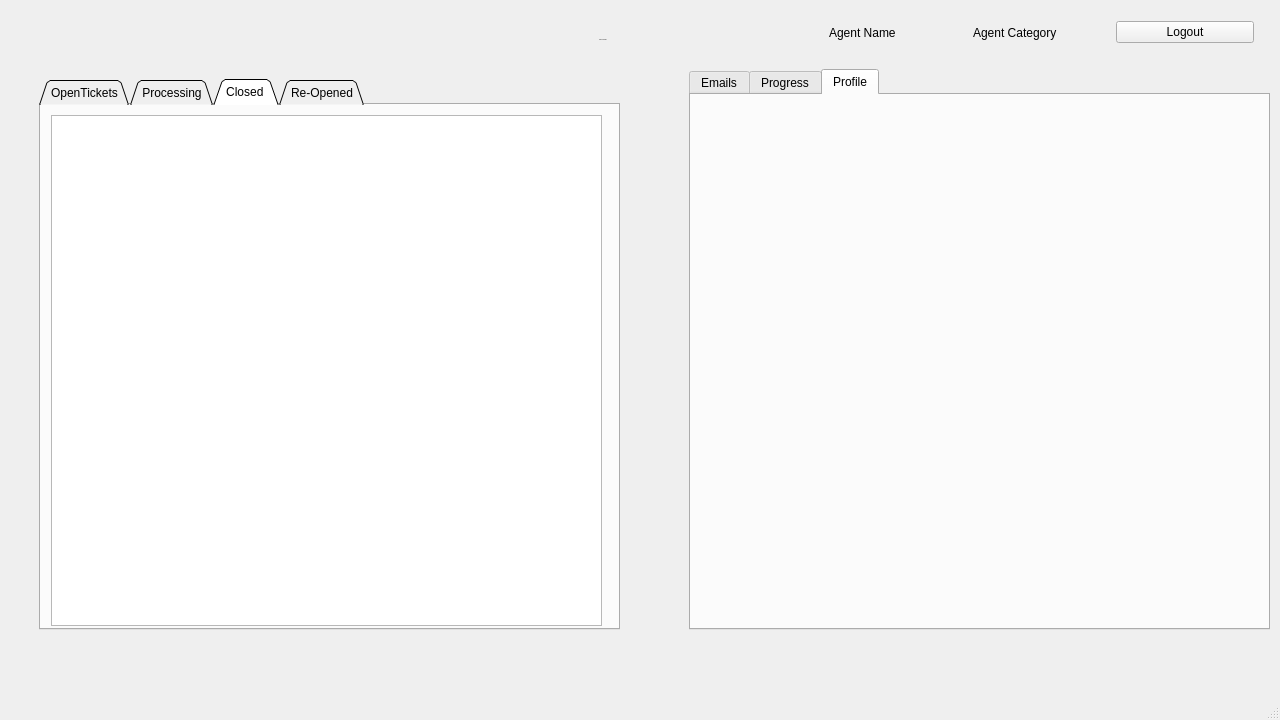
First picture: the form in mainwindow.ui, repository WiremuBT/CS106GroupProject, before the edit.
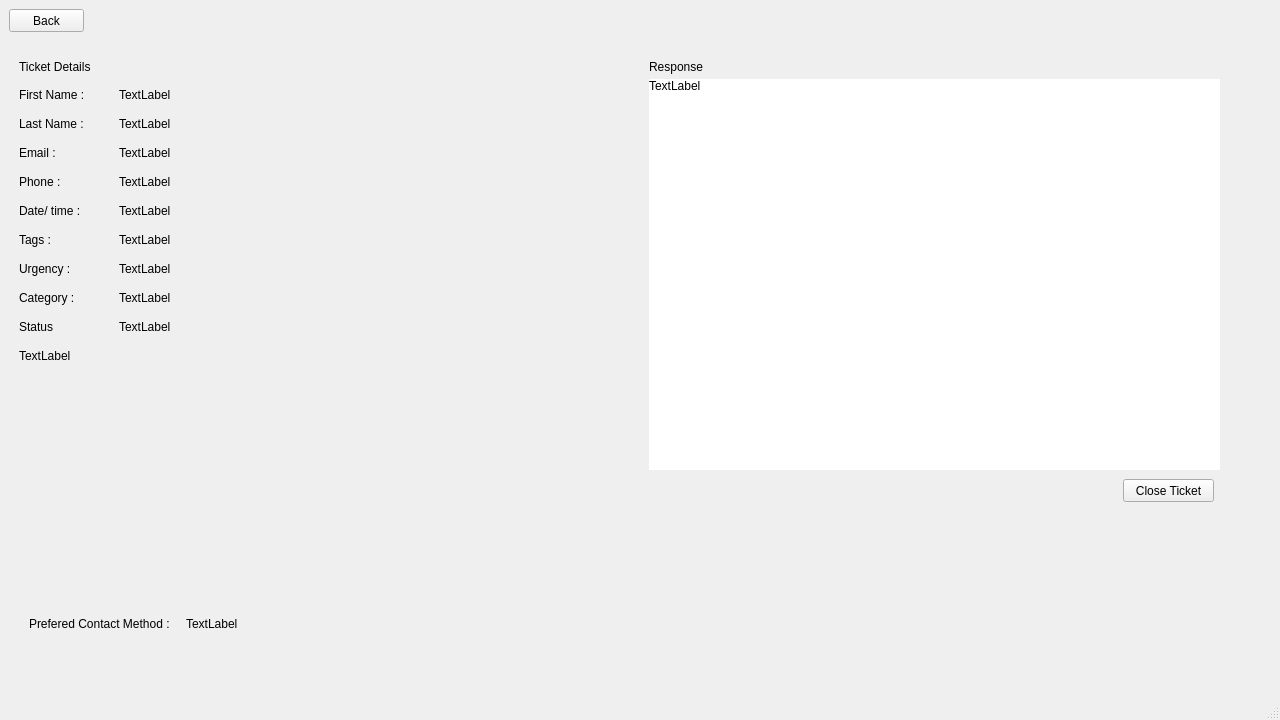
Second picture: the form after the edit. The open tabs and pages were chosen to show the change.

Diff of the .ui file:
```diff
--- a/mainwindow.ui
+++ b/mainwindow.ui
@@ -2066,6 +2066,418 @@
         </property>
        </widget>
       </widget>
+      <widget class="QWidget" name="TICKET_PROCESS_3">
+       <widget class="QWidget" name="layoutWidget_6">
+        <property name="geometry">
+         <rect>
+          <x>10</x>
+          <y>600</y>
+          <width>231</width>
+          <height>31</height>
+         </rect>
+        </property>
+        <layout class="QHBoxLayout" name="horizontalLayout_10">
+         <item>
+          <widget class="QLabel" name="label_59">
+           <property name="sizePolicy">
+            <sizepolicy hsizetype="Fixed" vsizetype="Fixed">
+             <horstretch>0</horstretch>
+             <verstretch>0</verstretch>
+            </sizepolicy>
+           </property>
+           <property name="text">
+            <string>Prefered Contact Method :</string>
+           </property>
+          </widget>
+         </item>
+         <item>
+          <widget class="QLabel" name="TicketResponse_6">
+           <property name="sizePolicy">
+            <sizepolicy hsizetype="Fixed" vsizetype="Fixed">
+             <horstretch>0</horstretch>
+             <verstretch>0</verstretch>
+            </sizepolicy>
+           </property>
+           <property name="text">
+            <string>TextLabel</string>
+           </property>
+          </widget>
+         </item>
+        </layout>
+       </widget>
+       <widget class="QLabel" name="TicketDis_3">
+        <property name="geometry">
+         <rect>
+          <x>10</x>
+          <y>340</y>
+          <width>611</width>
+          <height>261</height>
+         </rect>
+        </property>
+        <property name="sizePolicy">
+         <sizepolicy hsizetype="Fixed" vsizetype="Fixed">
+          <horstretch>0</horstretch>
+          <verstretch>0</verstretch>
+         </sizepolicy>
+        </property>
+        <property name="layoutDirection">
+         <enum>Qt::LeftToRight</enum>
+        </property>
+        <property name="text">
+         <string>TextLabel</string>
+        </property>
+        <property name="alignment">
+         <set>Qt::AlignLeading|Qt::AlignLeft|Qt::AlignTop</set>
+        </property>
+        <property name="wordWrap">
+         <bool>true</bool>
+        </property>
+       </widget>
+       <widget class="QWidget" name="layoutWidget_7">
+        <property name="geometry">
+         <rect>
+          <x>110</x>
+          <y>70</y>
+          <width>511</width>
+          <height>271</height>
+         </rect>
+        </property>
+        <layout class="QVBoxLayout" name="verticalLayout_19">
+         <item>
+          <widget class="QLabel" name="TicketfName_5">
+           <property name="sizePolicy">
+            <sizepolicy hsizetype="Fixed" vsizetype="Fixed">
+             <horstretch>0</horstretch>
+             <verstretch>0</verstretch>
+            </sizepolicy>
+           </property>
+           <property name="text">
+            <string>TextLabel</string>
+           </property>
+           <property name="alignment">
+            <set>Qt::AlignLeading|Qt::AlignLeft|Qt::AlignVCenter</set>
+           </property>
+          </widget>
+         </item>
+         <item>
+          <widget class="QLabel" name="TicketlName_5">
+           <property name="sizePolicy">
+            <sizepolicy hsizetype="Fixed" vsizetype="Fixed">
+             <horstretch>0</horstretch>
+             <verstretch>0</verstretch>
+            </sizepolicy>
+           </property>
+           <property name="text">
+            <string>TextLabel</string>
+           </property>
+          </widget>
+         </item>
+         <item>
+          <widget class="QLabel" name="TicketEmail_5">
+           <property name="sizePolicy">
+            <sizepolicy hsizetype="Fixed" vsizetype="Fixed">
+             <horstretch>0</horstretch>
+             <verstretch>0</verstretch>
+            </sizepolicy>
+           </property>
+           <property name="text">
+            <string>TextLabel</string>
+           </property>
+          </widget>
+         </item>
+         <item>
+          <widget class="QLabel" name="TicketPhone_5">
+           <property name="sizePolicy">
+            <sizepolicy hsizetype="Fixed" vsizetype="Fixed">
+             <horstretch>0</horstretch>
+             <verstretch>0</verstretch>
+            </sizepolicy>
+           </property>
+           <property name="text">
+            <string>TextLabel</string>
+           </property>
+          </widget>
+         </item>
+         <item>
+          <widget class="QLabel" name="TicketTime_5">
+           <property name="sizePolicy">
+            <sizepolicy hsizetype="Fixed" vsizetype="Fixed">
+             <horstretch>0</horstretch>
+             <verstretch>0</verstretch>
+            </sizepolicy>
+           </property>
+           <property name="text">
+            <string>TextLabel</string>
+           </property>
+          </widget>
+         </item>
+         <item>
+          <widget class="QLabel" name="TicketTags_5">
+           <property name="sizePolicy">
+            <sizepolicy hsizetype="Fixed" vsizetype="Fixed">
+             <horstretch>0</horstretch>
+             <verstretch>0</verstretch>
+            </sizepolicy>
+           </property>
+           <property name="text">
+            <string>TextLabel</string>
+           </property>
+          </widget>
+         </item>
+         <item>
+          <widget class="QLabel" name="TicketUrgency_5">
+           <property name="sizePolicy">
+            <sizepolicy hsizetype="Fixed" vsizetype="Fixed">
+             <horstretch>0</horstretch>
+             <verstretch>0</verstretch>
+            </sizepolicy>
+           </property>
+           <property name="text">
+            <string>TextLabel</string>
+           </property>
+          </widget>
+         </item>
+         <item>
+          <widget class="QLabel" name="TicketCategory_5">
+           <property name="sizePolicy">
+            <sizepolicy hsizetype="Fixed" vsizetype="Fixed">
+             <horstretch>0</horstretch>
+             <verstretch>0</verstretch>
+            </sizepolicy>
+           </property>
+           <property name="text">
+            <string>TextLabel</string>
+           </property>
+          </widget>
+         </item>
+         <item>
+          <widget class="QLabel" name="TicketSupport_5">
+           <property name="sizePolicy">
+            <sizepolicy hsizetype="Fixed" vsizetype="Fixed">
+             <horstretch>0</horstretch>
+             <verstretch>0</verstretch>
+            </sizepolicy>
+           </property>
+           <property name="text">
+            <string>TextLabel</string>
+           </property>
+          </widget>
+         </item>
+        </layout>
+       </widget>
+       <widget class="QPushButton" name="pushButton_28">
+        <property name="geometry">
+         <rect>
+          <x>0</x>
+          <y>0</y>
+          <width>75</width>
+          <height>23</height>
+         </rect>
+        </property>
+        <property name="text">
+         <string>Back</string>
+        </property>
+       </widget>
+       <widget class="QLabel" name="TicketResponse_7">
+        <property name="geometry">
+         <rect>
+          <x>640</x>
+          <y>70</y>
+          <width>571</width>
+          <height>391</height>
+         </rect>
+        </property>
+        <property name="sizePolicy">
+         <sizepolicy hsizetype="Fixed" vsizetype="Fixed">
+          <horstretch>0</horstretch>
+          <verstretch>0</verstretch>
+         </sizepolicy>
+        </property>
+        <property name="layoutDirection">
+         <enum>Qt::LeftToRight</enum>
+        </property>
+        <property name="styleSheet">
+         <string notr="true">background-color:rgb(255, 255, 255);</string>
+        </property>
+        <property name="text">
+         <string>TextLabel</string>
+        </property>
+        <property name="alignment">
+         <set>Qt::AlignLeading|Qt::AlignLeft|Qt::AlignTop</set>
+        </property>
+        <property name="wordWrap">
+         <bool>true</bool>
+        </property>
+       </widget>
+       <widget class="QLabel" name="label_69">
+        <property name="geometry">
+         <rect>
+          <x>10</x>
+          <y>50</y>
+          <width>111</width>
+          <height>16</height>
+         </rect>
+        </property>
+        <property name="text">
+         <string>Ticket Details</string>
+        </property>
+       </widget>
+       <widget class="QPushButton" name="pushButton_29">
+        <property name="geometry">
+         <rect>
+          <x>1114</x>
+          <y>470</y>
+          <width>91</width>
+          <height>23</height>
+         </rect>
+        </property>
+        <property name="text">
+         <string>Close Ticket</string>
+        </property>
+       </widget>
+       <widget class="QWidget" name="layoutWidget_8">
+        <property name="geometry">
+         <rect>
+          <x>10</x>
+          <y>70</y>
+          <width>144</width>
+          <height>271</height>
+         </rect>
+        </property>
+        <layout class="QVBoxLayout" name="verticalLayout_20">
+         <item>
+          <widget class="QLabel" name="label_70">
+           <property name="sizePolicy">
+            <sizepolicy hsizetype="Fixed" vsizetype="Fixed">
+             <horstretch>0</horstretch>
+             <verstretch>0</verstretch>
+            </sizepolicy>
+           </property>
+           <property name="text">
+            <string>First Name :</string>
+           </property>
+          </widget>
+         </item>
+         <item>
+          <widget class="QLabel" name="label_71">
+           <property name="sizePolicy">
+            <sizepolicy hsizetype="Fixed" vsizetype="Fixed">
+             <horstretch>0</horstretch>
+             <verstretch>0</verstretch>
+            </sizepolicy>
+           </property>
+           <property name="text">
+            <string>Last Name :</string>
+           </property>
+          </widget>
+         </item>
+         <item>
+          <widget class="QLabel" name="label_72">
+           <property name="sizePolicy">
+            <sizepolicy hsizetype="Fixed" vsizetype="Fixed">
+             <horstretch>0</horstretch>
+             <verstretch>0</verstretch>
+            </sizepolicy>
+           </property>
+           <property name="text">
+            <string>Email :</string>
+           </property>
+          </widget>
+         </item>
+         <item>
+          <widget class="QLabel" name="label_73">
+           <property name="sizePolicy">
+            <sizepolicy hsizetype="Fixed" vsizetype="Fixed">
+             <horstretch>0</horstretch>
+             <verstretch>0</verstretch>
+            </sizepolicy>
+           </property>
+           <property name="text">
+            <string>Phone :</string>
+           </property>
+          </widget>
+         </item>
+         <item>
+          <widget class="QLabel" name="label_74">
+           <property name="sizePolicy">
+            <sizepolicy hsizetype="Fixed" vsizetype="Fixed">
+             <horstretch>0</horstretch>
+             <verstretch>0</verstretch>
+            </sizepolicy>
+           </property>
+           <property name="text">
+            <string>Date/ time :</string>
+           </property>
+          </widget>
+         </item>
+         <item>
+          <widget class="QLabel" name="label_75">
+           <property name="sizePolicy">
+            <sizepolicy hsizetype="Fixed" vsizetype="Fixed">
+             <horstretch>0</horstretch>
+             <verstretch>0</verstretch>
+            </sizepolicy>
+           </property>
+           <property name="text">
+            <string>Tags :</string>
+           </property>
+          </widget>
+         </item>
+         <item>
+          <widget class="QLabel" name="label_76">
+           <property name="sizePolicy">
+            <sizepolicy hsizetype="Fixed" vsizetype="Fixed">
+             <horstretch>0</horstretch>
+             <verstretch>0</verstretch>
+            </sizepolicy>
+           </property>
+           <property name="text">
+            <string>Urgency :</string>
+           </property>
+          </widget>
+         </item>
+         <item>
+          <widget class="QLabel" name="label_77">
+           <property name="sizePolicy">
+            <sizepolicy hsizetype="Fixed" vsizetype="Fixed">
+             <horstretch>0</horstretch>
+             <verstretch>0</verstretch>
+            </sizepolicy>
+           </property>
+           <property name="text">
+            <string>Category :</string>
+           </property>
+          </widget>
+         </item>
+         <item>
+          <widget class="QLabel" name="label_78">
+           <property name="sizePolicy">
+            <sizepolicy hsizetype="Fixed" vsizetype="Fixed">
+             <horstretch>0</horstretch>
+             <verstretch>0</verstretch>
+            </sizepolicy>
+           </property>
+           <property name="text">
+            <string>Status</string>
+           </property>
+          </widget>
+         </item>
+        </layout>
+       </widget>
+       <widget class="QLabel" name="label_79">
+        <property name="geometry">
+         <rect>
+          <x>640</x>
+          <y>50</y>
+          <width>431</width>
+          <height>16</height>
+         </rect>
+        </property>
+        <property name="text">
+         <string>Response</string>
+        </property>
+       </widget>
+      </widget>
      </widget>
     </item>
    </layout>
```
Left out of the diff: 4 changed lines with no effect on the pictures.
